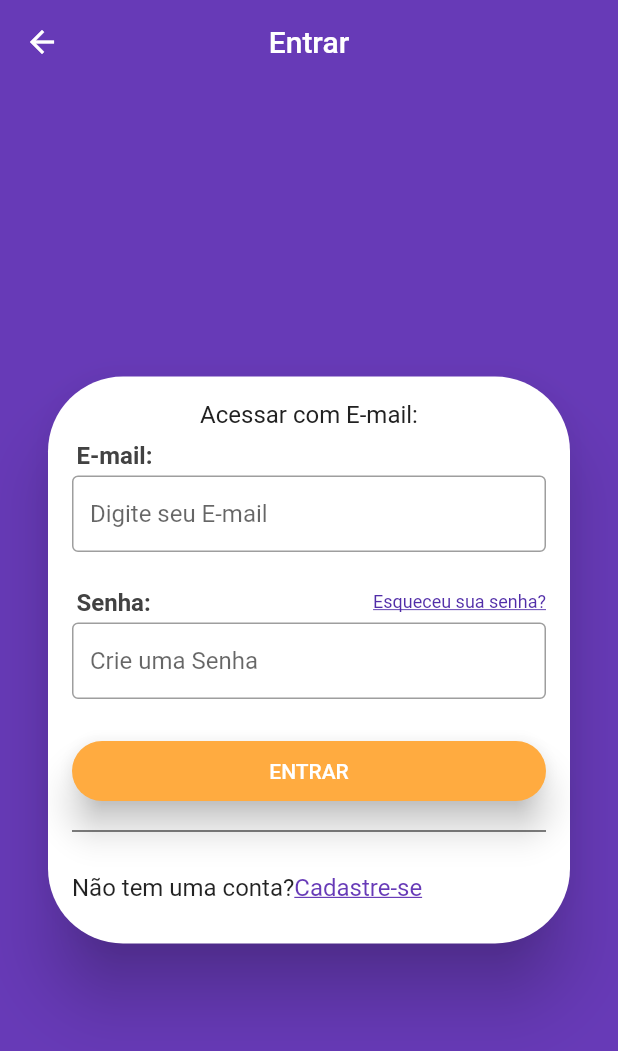
After one commit to PAULOFO/Magazine-Market, a Flutter app: the screen it shows after launch, in the side drawer, after a tap on "Acesse sua conta agora!", on a phone screen of 412 x 824 dp. The commit adds this screen. Shown: the top 1051 px of the screen. Run offline on Flutter 3.47's test engine with Material 2 defaults, Android fonts, the phone set to English and light mode, and no system bars; our stand-ins replace get_it, mobx, parse_server_sdk; generated files the repository leaves out were written again.

Commit message:
4º Commit "Criando a Tela de Login"

```diff
--- a/lib/components/custom_drawer/custom_drawer_header.dart
+++ b/lib/components/custom_drawer/custom_drawer_header.dart
@@ -1,9 +1,17 @@
 import 'package:flutter/material.dart';
+import 'package:magazine_market/screens/login/login_screen.dart';
 
 class CustomDrawerHeader extends StatelessWidget {
   @override
   Widget build(BuildContext context) {
-    return Container(
+    return GestureDetector(
+      onTap: (){
+         Navigator.of(context).pop();//FECHA O DRAWER QDO VOLTAR
+         Navigator.of(context).push(
+           MaterialPageRoute(builder: (_) => LoginScreen())
+         );
+      },
+      child: Container(
         color: Colors.deepPurple,
         height: 95,
         padding: const EdgeInsets.symmetric(horizontal: 20),
@@ -36,6 +44,7 @@ class CustomDrawerHeader extends StatelessWidget {
 
           ],
         ),
+      ),
     );
   }
 }
--- a/lib/main.dart
+++ b/lib/main.dart
@@ -38,8 +38,14 @@ class MyApp extends StatelessWidget {
       debugShowCheckedModeBanner: false,
       title: 'Magazine Market',
       theme: ThemeData(
-        primarySwatch: Colors.deepPurple,
+        primaryColor: Colors.deepPurple,
+        //primarySwatch: Colors.deepPurple,
         visualDensity: VisualDensity.adaptivePlatformDensity,
+        scaffoldBackgroundColor: Colors.deepPurple,
+        appBarTheme: AppBarTheme(
+          elevation: 0,
+        ),
+        cursorColor: Colors.orangeAccent,
       ),
       home: BaseScreen(),
     );
--- a/lib/screens/home/home_screen.dart
+++ b/lib/screens/home/home_screen.dart
@@ -4,9 +4,11 @@ import 'package:magazine_market/components/custom_drawer/custom_drawer.dart';
 class HomeScreen extends StatelessWidget {
   @override
   Widget build(BuildContext context) {
-    return Scaffold(
-      drawer: CustomDrawer(),
-      appBar: AppBar(),
+    return SafeArea(
+      child: Scaffold(
+        drawer: CustomDrawer(),
+        appBar: AppBar(),
+      ),
     );
   }
 }
--- /dev/null
+++ b/lib/screens/login/login_screen.dart
@@ -0,0 +1,138 @@
+import 'package:flutter/material.dart';
+
+class LoginScreen extends StatelessWidget {
+  @override
+  Widget build(BuildContext context) {
+    return Scaffold(
+      appBar: AppBar(
+        title: const Text('Entrar'),
+        centerTitle: true,
+      ),
+      body: Container(
+        alignment: Alignment.center,
+        child: SingleChildScrollView(
+          child: Card(
+            margin: const EdgeInsets.symmetric(horizontal: 32),
+            shape: RoundedRectangleBorder(
+              borderRadius: BorderRadius.circular(50),
+            ),
+            elevation: 20,
+            child: Padding(
+              padding: const EdgeInsets.all(16),
+              child: Column(
+                crossAxisAlignment: CrossAxisAlignment.stretch,
+                mainAxisSize: MainAxisSize.min,
+                children: [
+                  Text(
+                    'Acessar com E-mail:',
+                    textAlign: TextAlign.center,
+                    style: TextStyle(
+                      fontSize: 16,
+                      color: Colors.grey[900],
+                    ),
+                  ),
+                  Padding(
+                    padding: const EdgeInsets.only(left: 3.0, bottom: 4, top: 8),
+                    child: Text(
+                      'E-mail:',
+                      style: TextStyle(
+                        fontSize: 16,
+                        color: Colors.grey[800],
+                        fontWeight: FontWeight.w700
+                      ),
+                    ),
+                  ),
+                   TextField(
+                     decoration: InputDecoration(
+                       border: const OutlineInputBorder(),
+                       isDense: true,
+                       hintText: 'Digite seu E-mail',
+                     ),
+                     keyboardType: TextInputType.emailAddress,
+                   ),
+                  const SizedBox(height: 16,),
+                  Padding(
+                    padding: const EdgeInsets.only(left: 3.0, bottom: 4, top: 8),
+                    child: Row(
+                      mainAxisAlignment: MainAxisAlignment.spaceBetween,
+                      children: [
+                        Text(
+                          'Senha:',
+                          style: TextStyle(
+                              fontSize: 16,
+                              color: Colors.grey[800],
+                              fontWeight: FontWeight.w700
+                          ),
+                        ),
+                        GestureDetector(
+                          child: Text(
+                            'Esqueceu sua senha?',
+                            style: TextStyle(
+                              decoration: TextDecoration.underline,
+                                fontSize: 12,
+                                color: Colors.deepPurple[700],
+                            ),
+                          ),
+                          onTap: (){},
+                        ),
+                      ],
+                    ),
+                  ),
+                  TextField(
+                    decoration: InputDecoration(
+                      border: const OutlineInputBorder(),
+                      isDense: true,
+                      hintText: 'Crie uma Senha',
+                    ),
+                    obscureText: true,
+                  ),
+                  const SizedBox(height: 16,),
+                  Container(
+                    height: 40,
+                    margin: const EdgeInsets.symmetric(vertical: 12),
+                    child: RaisedButton(
+                      color: Colors.orangeAccent,
+                      child: Text('ENTRAR'),
+                        textColor: Colors.white,
+                        elevation: 10,
+                        shape: RoundedRectangleBorder(
+                          borderRadius: BorderRadius.circular(50),
+                        ),
+                        onPressed: (){},
+                    ),
+                  ),
+                  Divider(color: Colors.black),
+                  Padding(
+                    padding: const EdgeInsets.only(top: 20, bottom: 12),
+                    child: Wrap(
+                      children: [
+                        const Text(
+                          'Não tem uma conta?',
+                          style: TextStyle(fontSize: 16),
+                        ),
+                        GestureDetector(
+                          onTap: (){
+                            // Navigator.of(context).push(MaterialPageRoute(
+                            //     builder: (context) => SignUpScreen()));
+                          },
+                          child: Text(
+                            'Cadastre-se',
+                            style: TextStyle(
+                              decoration: TextDecoration.underline,
+                              color: Colors.deepPurple,
+                              fontSize: 16,
+                            )
+                          ),
+                        ),
+                      ],
+                    ),
+                  ),
+                ],
+              ),
+            ),
+          ),
+        ),
+      ),
+    );
+  }
+}
```
Lines whose indentation alone changed are shown as unchanged.
